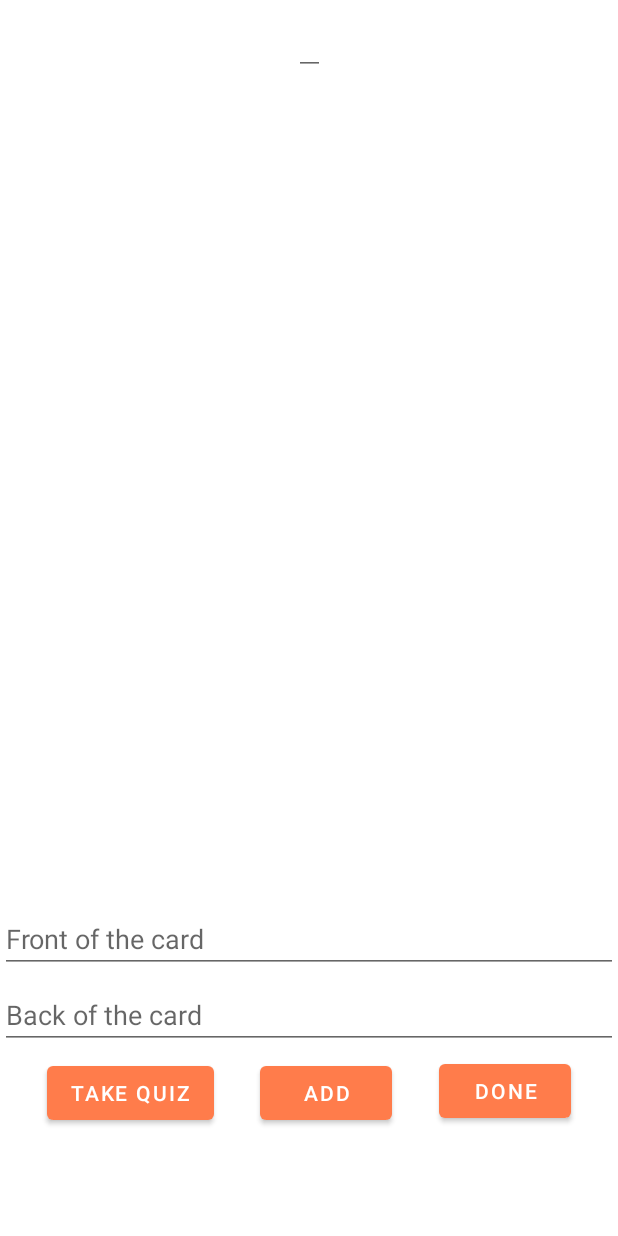
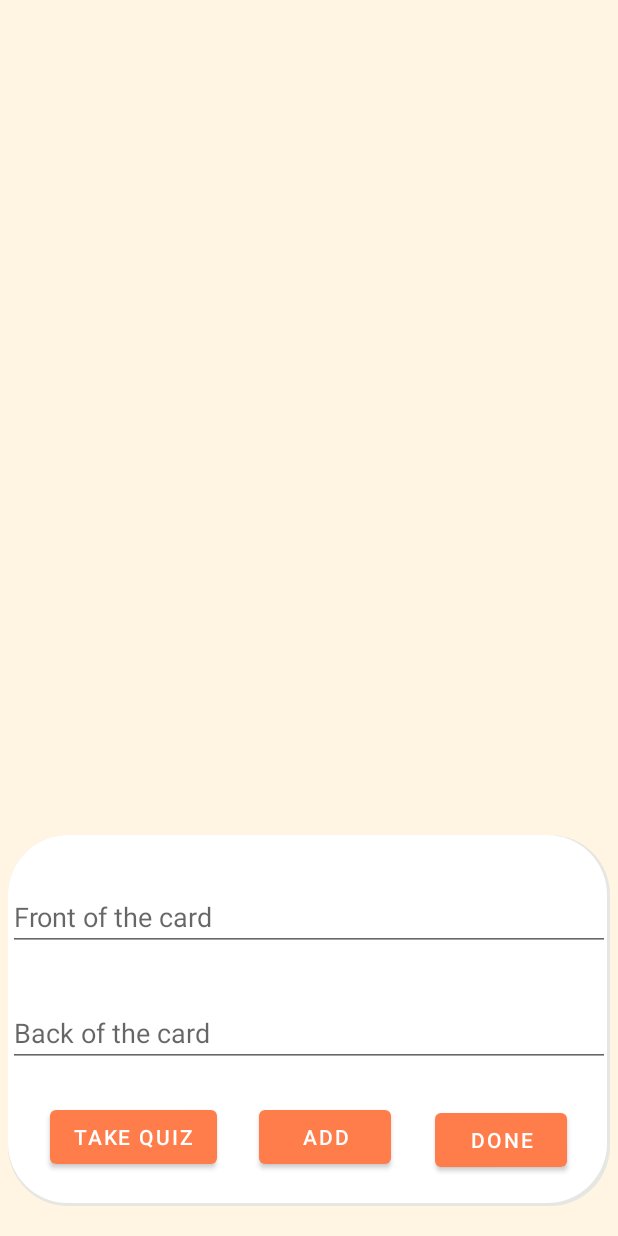
Before and after one commit to Codepath-Android-Group20/Flashy, an Android app: the CollectionActivity screen opened directly, with no data from a screen before it, on a phone screen of 412 x 824 dp. Run offline under Robolectric (Android 15) with nearby library versions, the phone set to English and light mode, and no system bars; libraries missing offline, so code that uses them is left out: com.parse; 7 statements that could not run were skipped.

Commit message:
Create UI for collection display and fix UI for View flashcard

```diff
--- a/app/src/main/java/com/codepath/flashy/CollectionActivity.kt
+++ b/app/src/main/java/com/codepath/flashy/CollectionActivity.kt
@@ -4,10 +4,7 @@ import android.content.DialogInterface
 import android.content.Intent
 import android.os.Bundle
 import android.util.Log
-import android.widget.Button
-import android.widget.EditText
-import android.widget.RatingBar
-import android.widget.Toast
+import android.widget.*
 import androidx.appcompat.app.AlertDialog
 import androidx.appcompat.app.AppCompatActivity
 import androidx.recyclerview.widget.LinearLayoutManager
@@ -33,7 +30,7 @@ class CollectionActivity : AppCompatActivity() {
         flashcardAdapter=FlashcardAdapter(this, displayedFlashcards)
         collectionID = intent.getStringExtra(COLLECTION_ID_EXTRA).toString()
         val collectionTitle = intent.getStringExtra(COLLECTION_TITLE_EXTRA).toString()
-        findViewById<EditText>(R.id.etCollectionName).setText(collectionTitle)
+        findViewById<TextView>(R.id.etCollectionName).setText(collectionTitle)
 //        if (collection!=null)
         Log.i(TAG, "collection is $collectionID")
 //        else
--- /dev/null
+++ b/app/src/main/res/drawable/shadow.xml
@@ -0,0 +1,17 @@
+<?xml version="1.0" encoding="utf-8"?>
+<layer-list xmlns:android="http://schemas.android.com/apk/res/android">
+    <item >
+        <shape
+            android:shape="rectangle">
+            <solid android:color="#E6E6E3" />
+            <corners android:radius="40dp"/>
+        </shape>
+    </item>
+    <item android:right="2dp" android:left="0dp" android:bottom="2dp">
+        <shape
+            android:shape="rectangle">
+            <solid android:color="@android:color/white"/>
+            <corners android:radius="40dp"/>
+        </shape>
+    </item>
+</layer-list>
--- a/app/src/main/res/layout/activity_collection.xml
+++ b/app/src/main/res/layout/activity_collection.xml
@@ -3,13 +3,15 @@
     xmlns:app="http://schemas.android.com/apk/res-auto"
     xmlns:tools="http://schemas.android.com/tools"
     android:layout_width="match_parent"
-    android:layout_height="match_parent">
+    android:layout_height="match_parent"
+    android:background="@color/light_yellow">
 
     <androidx.recyclerview.widget.RecyclerView
         android:id="@+id/rvFlashcard"
         android:layout_width="match_parent"
         android:layout_height="0dp"
-        app:layout_constraintBottom_toTopOf="@+id/etFront"
+        android:layout_marginTop="70dp"
+        app:layout_constraintBottom_toTopOf="@+id/constraintLayout"
         app:layout_constraintEnd_toEndOf="parent"
         app:layout_constraintStart_toStartOf="parent"
         app:layout_constraintTop_toBottomOf="@+id/etCollectionName" />
@@ -28,23 +30,36 @@
 <!--        app:layout_constraintBottom_toBottomOf="@+id/rvFlashcard"-->
 <!--        app:layout_constraintEnd_toEndOf="@+id/rvFlashcard"-->
 <!--        app:layout_constraintStart_toStartOf="@+id/rvFlashcard" />-->
+    <androidx.constraintlayout.widget.ConstraintLayout
+        android:id="@+id/constraintLayout"
+        android:layout_width="match_parent"
+        android:layout_height="0dp"
+        app:layout_constraintHeight_percent="0.3"
+        app:layout_constraintBottom_toBottomOf="parent"
+        android:layout_marginTop="10dp"
+        android:layout_marginBottom="20dp"
+        android:layout_marginLeft="5dp"
+        android:layout_marginRight="5dp"
+        android:background="@drawable/shadow">
 
         <EditText
             android:id="@+id/etFront"
             android:layout_width="0dp"
             android:layout_height="wrap_content"
-        android:layout_marginBottom="175dp"
+            android:layout_marginTop="32dp"
             android:hint="Front of the card"
-        app:layout_constraintBottom_toBottomOf="parent"
             app:layout_constraintEnd_toEndOf="parent"
-        app:layout_constraintStart_toStartOf="parent" />
+            app:layout_constraintHorizontal_bias="0.0"
+            app:layout_constraintStart_toStartOf="parent"
+            app:layout_constraintTop_toTopOf="parent" />
 
         <EditText
             android:id="@+id/etBack"
             android:layout_width="0dp"
+            android:layout_height="wrap_content"
+            android:layout_marginTop="10dp"
             android:hint="Back of the card"
-        android:layout_height="wrap_content"
-        android:layout_marginTop="5dp"
+            app:layout_constraintBottom_toTopOf="@id/btnAdd"
             app:layout_constraintEnd_toEndOf="parent"
             app:layout_constraintStart_toStartOf="parent"
             app:layout_constraintTop_toBottomOf="@+id/etFront" />
@@ -53,8 +68,8 @@
             android:id="@+id/btnAdd"
             android:layout_width="wrap_content"
             android:layout_height="wrap_content"
-        android:layout_marginTop="5dp"
             android:text="Add"
+            app:layout_constraintBottom_toBottomOf="parent"
             app:layout_constraintEnd_toEndOf="parent"
             app:layout_constraintHorizontal_bias="0.535"
             app:layout_constraintStart_toStartOf="parent"
@@ -66,6 +81,7 @@
             android:layout_height="wrap_content"
             android:layout_marginTop="4dp"
             android:text="DONE"
+            app:layout_constraintBottom_toBottomOf="parent"
             app:layout_constraintEnd_toEndOf="parent"
             app:layout_constraintStart_toEndOf="@+id/btnAdd"
             app:layout_constraintTop_toBottomOf="@+id/etBack" />
@@ -74,19 +90,25 @@
             android:id="@+id/btn_quiz"
             android:layout_width="wrap_content"
             android:layout_height="wrap_content"
-        android:layout_marginTop="5dp"
             android:text="Take Quiz"
+            app:layout_constraintBottom_toBottomOf="parent"
             app:layout_constraintEnd_toStartOf="@+id/btnAdd"
             app:layout_constraintStart_toStartOf="parent"
             app:layout_constraintTop_toBottomOf="@+id/etBack" />
 
-    <EditText
+
+    </androidx.constraintlayout.widget.ConstraintLayout>
+
+    <TextView
         android:id="@+id/etCollectionName"
-        android:layout_width="wrap_content"
+        android:layout_width="match_parent"
         android:layout_height="wrap_content"
+        android:layout_marginTop="40dp"
+        android:background="@color/light_yellow"
         android:ellipsize="end"
         android:text="Collection Name"
         android:textAlignment="center"
+        android:textSize="30sp"
         android:textAppearance="@style/TextAppearance.AppCompat.Large"
         android:textStyle="bold"
         app:layout_constraintEnd_toEndOf="parent"
--- a/app/src/main/res/layout/collection.xml
+++ b/app/src/main/res/layout/collection.xml
@@ -8,7 +8,7 @@
     android:layout_height="150dp"
     android:paddingBottom="30dp"
     android:layout_marginBottom="20dp"
-    android:background="@drawable/roundcornerflashcard">
+    android:background="@drawable/shadow">
 
 
     <TextView
@@ -43,7 +43,7 @@
         android:id="@+id/tvAuthorName"
         android:layout_width="wrap_content"
         android:layout_height="wrap_content"
-        android:layout_marginStart="16dp"
+        android:layout_marginStart="36dp"
         android:layout_marginTop="16dp"
         android:text="alooo"
         app:layout_constraintStart_toStartOf="parent"
--- a/app/src/main/res/values/themes.xml
+++ b/app/src/main/res/values/themes.xml
@@ -17,7 +17,7 @@
         <item name="colorSecondaryVariant">@color/teal_700</item>
         <item name="colorOnSecondary">@color/black</item>
         <!-- Status bar color. -->
-        <item name="android:statusBarColor" tools:targetApi="l">?attr/colorPrimaryVariant</item>
+<!--        <item name="android:statusBarColor" tools:targetApi="l">?attr/colorPrimaryVariant</item>-->
         <!-- Customize your theme here. -->
     </style>
 
```
Also changed, not shown: app/src/main/res/layout/activity_view_collection.xml (+23 -11 lines). Lines whose indentation alone changed are shown as unchanged.
